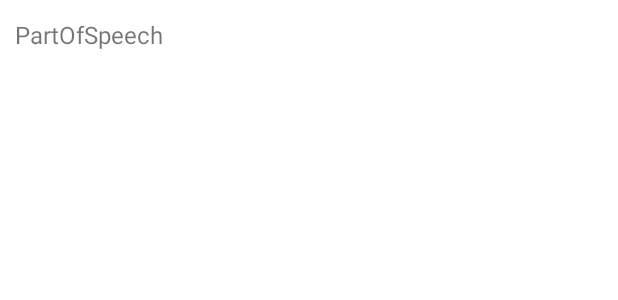
After one commit to atifquamar07/Dictionary-Android-Application, an Android app: the layout pos_item_view.xml on its own in the app's theme, with its tools: preview values and no code run, on a phone screen of 412 x 824 dp. The commit adds this screen. Shown: the top 300 px of the screen. Run offline under Robolectric (Android 15) with nearby library versions, the phone set to English and light mode, and no system bars; network calls fail.

Commit message:
pos items are clickable now!

```diff
--- a/app/src/main/res/layout/fragment_audio.xml
+++ b/app/src/main/res/layout/fragment_audio.xml
@@ -4,7 +4,7 @@
     android:layout_width="match_parent"
     android:layout_height="match_parent"
     android:id="@+id/id_fragment_audio"
-    tools:context=".fragments.Audio">
+    tools:context=".fragments.AudioFragment">
 
 
     <Button
--- /dev/null
+++ b/app/src/main/res/layout/pos_item_view.xml
@@ -0,0 +1,23 @@
+<?xml version="1.0" encoding="utf-8"?>
+<LinearLayout xmlns:android="http://schemas.android.com/apk/res/android"
+    xmlns:tools="http://schemas.android.com/tools"
+    android:layout_width="match_parent"
+    android:layout_height="wrap_content">
+
+    <LinearLayout
+        android:layout_width="match_parent"
+        android:layout_height="wrap_content"
+        tools:ignore="UselessParent">
+
+        <TextView
+            android:id="@+id/id_pos_text"
+            android:layout_width="0dp"
+            android:layout_height="wrap_content"
+            android:paddingVertical="12dp"
+            android:layout_marginStart="10dp"
+            android:textSize="16sp"
+            android:layout_weight="1"
+            android:text="PartOfSpeech" />
+
+    </LinearLayout>
+</LinearLayout>
```
Also changed, not shown: app/src/main/java/com/example/dictionary/MeaningAdapter.kt (added, +40 -0 lines), app/src/main/java/com/example/dictionary/Result.kt (+15 -4 lines), app/src/main/java/com/example/dictionary/fragments/AudioFragment.kt (renamed from app/src/main/java/com/example/dictionary/fragments/Audio.kt, +3 -9 lines), app/src/main/java/com/example/dictionary/fragments/ListOfMeanings.kt (deleted, +0 -62 lines), app/src/main/java/com/example/dictionary/fragments/RecyclerViewFragment.kt (added, +94 -0 lines), app/src/main/res/layout/activity_result.xml (+37 -4 lines), app/src/main/res/layout/fragment_recycler_view.xml (renamed from app/src/main/res/layout/fragment_listof_meanings.xml, +6 -6 lines).
